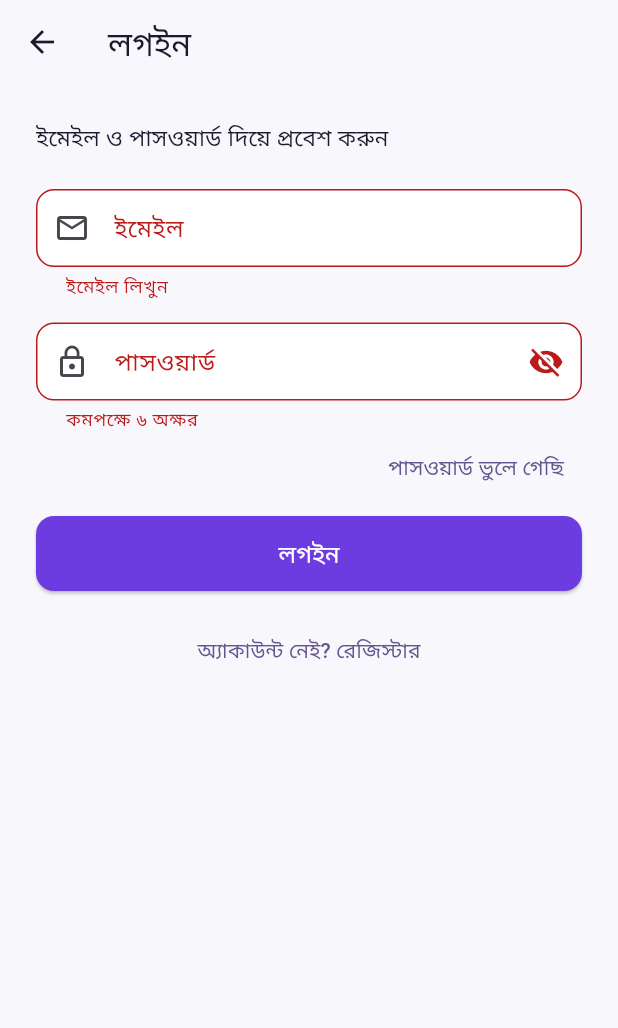
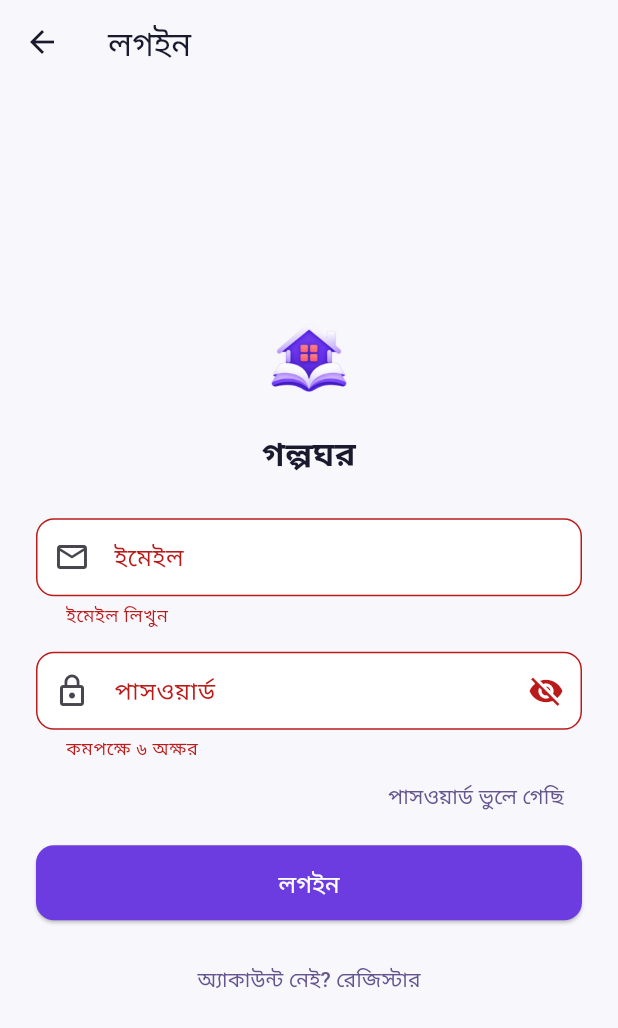
Before and after one commit to rjfahim8130-code/GolpoGhor, a Flutter app: the LoginScreen screen opened by its route, after a tap on "লগইন", on a phone screen of 412 x 824 dp. Shown: the top 1028 px of the screen. Run offline on Flutter 3.47's test engine with Material 3 defaults, Android fonts, the phone set to English and light mode, and no system bars; our stand-ins replace cached_network_image, flutter_riverpod, go_router, google_fonts, google_sign_in, image_picker and 3 more; accounts and stored records are empty.

Commit message:
Update login_screen.dart

```diff
--- a/lib/features/auth/presentation/screens/login_screen.dart
+++ b/lib/features/auth/presentation/screens/login_screen.dart
@@ -59,18 +59,31 @@ class _LoginScreenState extends State<LoginScreen> {
         ),
       ),
       body: SafeArea(
+        child: Center(
           child: SingleChildScrollView(
             padding: const EdgeInsets.all(24),
             child: Form(
               key: _formKey,
               child: Column(
+                mainAxisAlignment: MainAxisAlignment.center,
                 crossAxisAlignment: CrossAxisAlignment.stretch,
                 children: [
+                  Image.asset(
+                    'assets/images/logo.png',
+                    height: 72,
+                    errorBuilder: (_, __, ___) => Icon(
+                      Icons.auto_stories_rounded,
+                      size: 64,
+                      color: AppColors.primary,
+                    ),
+                  ),
+                  const SizedBox(height: 12),
                   const Text(
-                  'ইমেইল ও পাসওয়ার্ড দিয়ে প্রবেশ করুন',
-                  style: TextStyle(fontSize: 15),
+                    'গল্পঘর',
+                    textAlign: TextAlign.center,
+                    style: TextStyle(fontSize: 22, fontWeight: FontWeight.bold),
                   ),
-                const SizedBox(height: 24),
+                  const SizedBox(height: 28),
                   TextFormField(
                     controller: _email,
                     keyboardType: TextInputType.emailAddress,
@@ -80,9 +93,7 @@ class _LoginScreenState extends State<LoginScreen> {
                       prefixIcon: Icon(Icons.email_outlined),
                     ),
                     validator: (v) {
-                    if (v == null || v.trim().isEmpty) {
-                      return 'ইমেইল লিখুন';
-                    }
+                      if (v == null || v.trim().isEmpty) return 'ইমেইল লিখুন';
                       if (!v.contains('@')) return 'সঠিক ইমেইল লিখুন';
                       return null;
                     },
@@ -104,9 +115,7 @@ class _LoginScreenState extends State<LoginScreen> {
                       ),
                     ),
                     validator: (v) {
-                    if (v == null || v.length < 6) {
-                      return 'কমপক্ষে ৬ অক্ষর';
-                    }
+                      if (v == null || v.length < 6) return 'কমপক্ষে ৬ অক্ষর';
                       return null;
                     },
                   ),
@@ -151,6 +160,7 @@ class _LoginScreenState extends State<LoginScreen> {
             ),
           ),
         ),
+      ),
     );
   }
 }
```
Lines whose indentation alone changed are shown as unchanged.
